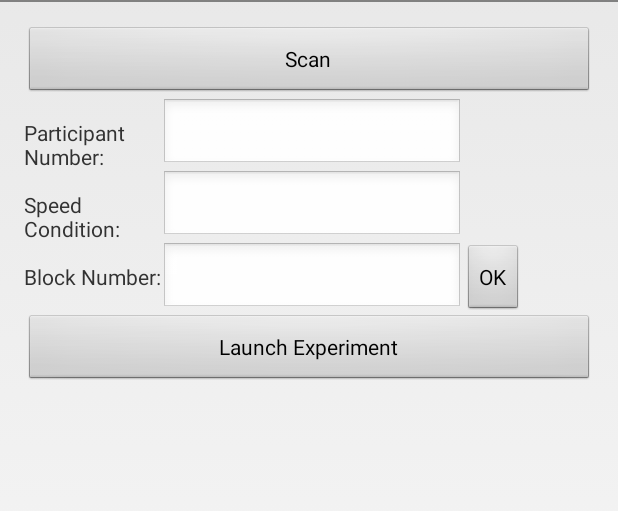
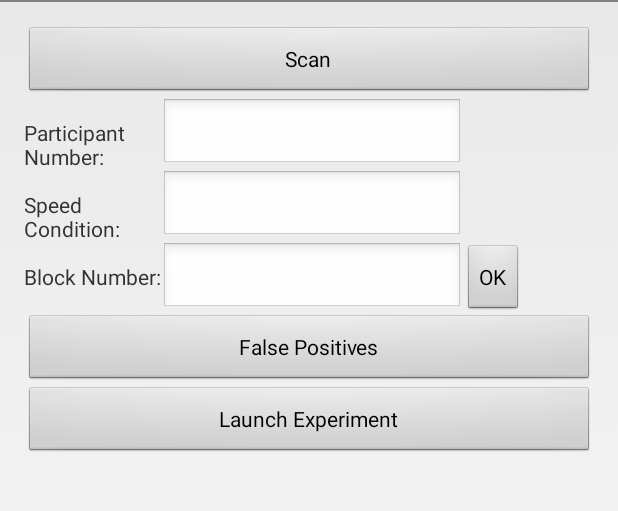
Before and after one commit to totomobile43/movespaceexperiment, an Android app: the layout activity_main.xml on its own in the app's theme, with its tools: preview values and no code run, on a phone screen of 412 x 824 dp, the part 36-547 px from its top. Run offline under Robolectric (Android 15) with nearby library versions, the phone set to English and light mode, and no system bars.

Commit message:
False positives study

```diff
--- a/app/src/main/res/layout/activity_main.xml
+++ b/app/src/main/res/layout/activity_main.xml
@@ -96,6 +96,14 @@
 
 
         <Button
+        android:text="False Positives"
+        android:layout_width="match_parent"
+        android:layout_height="wrap_content"
+        android:id="@+id/falsePositives"
+        android:onClick="falsePositives" />
+
+
+        <Button
             android:text="Launch Experiment"
             android:layout_width="match_parent"
             android:layout_height="wrap_content"
```
Also changed, not shown: app/src/main/java/com/dfrobot/angelo/blunobasicdemo/MainActivity.java (+15 -1 lines), app/src/main/java/com/dfrobot/angelo/blunobasicdemo/Stimulus.java (+31 -6 lines).
